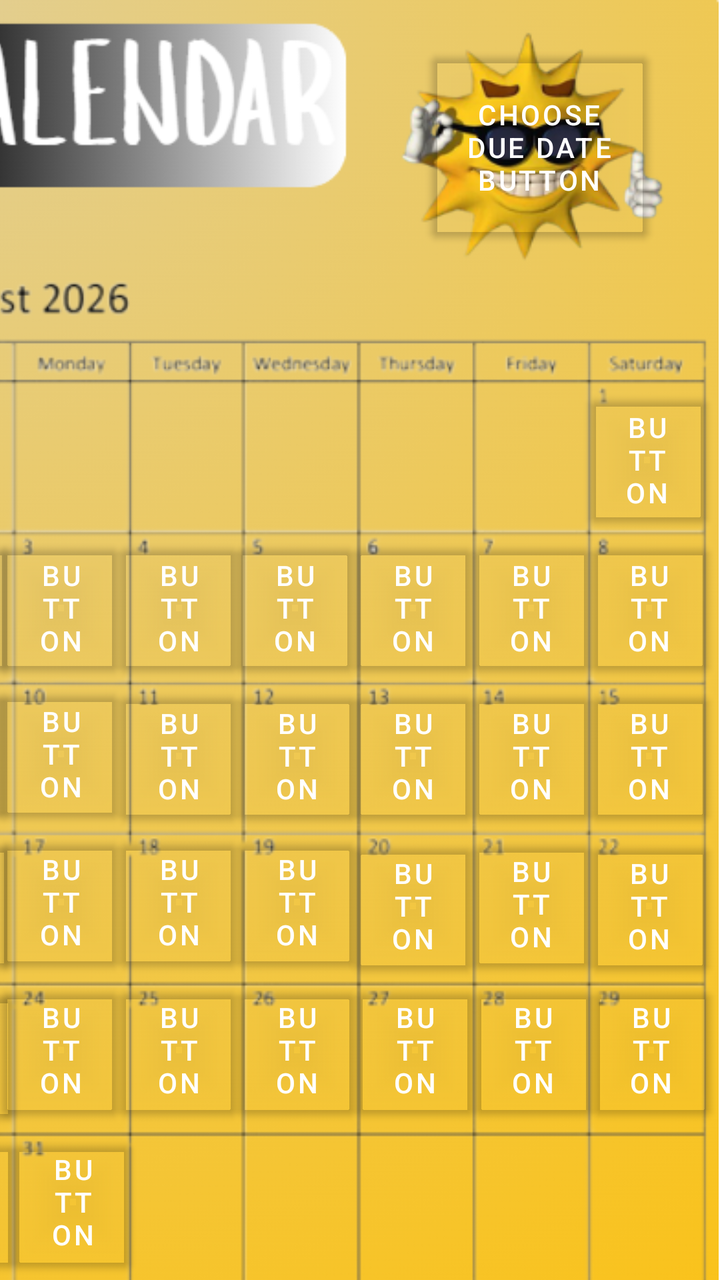
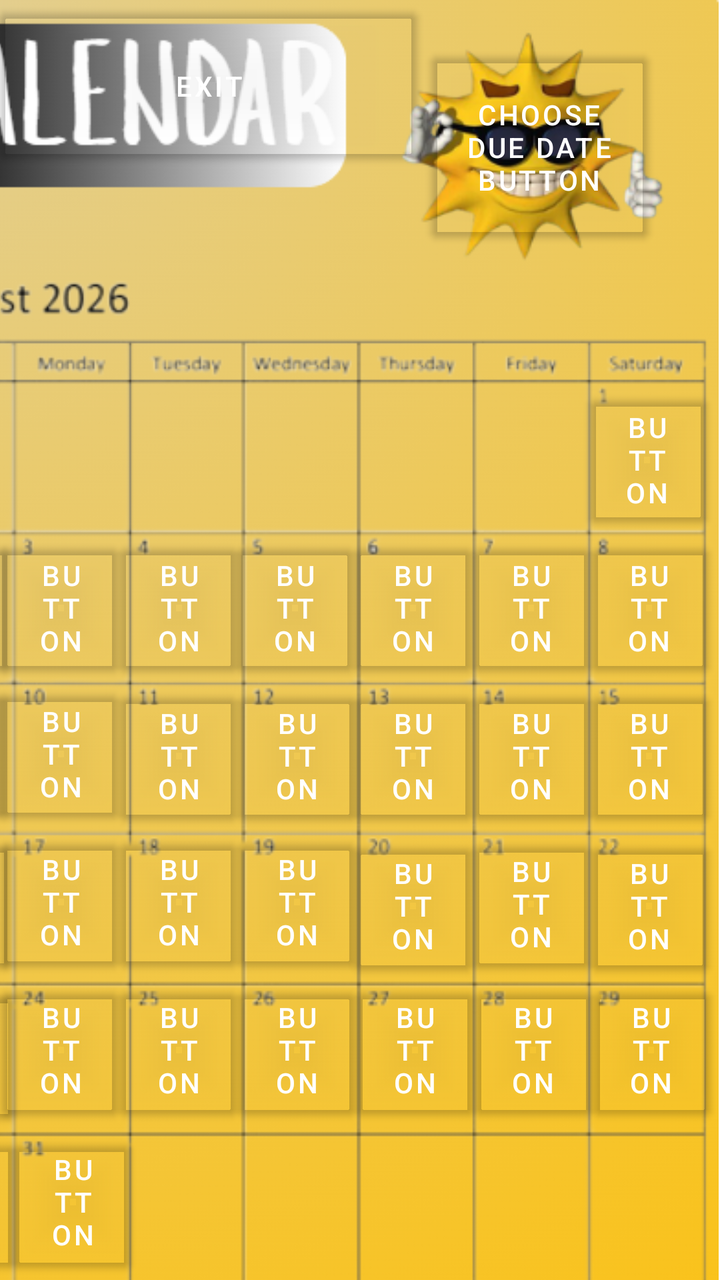

Compare the two renders of this Android layout. The source of the first and the diff that turns it into the second are given below.
<!-- AndroidManifest.xml: application theme Theme._6buzzer -->
<!-- res/layout/activity_dav.xml -->
<?xml version="1.0" encoding="utf-8"?>
<androidx.constraintlayout.widget.ConstraintLayout xmlns:android="http://schemas.android.com/apk/res/android"
    xmlns:app="http://schemas.android.com/apk/res-auto"
    xmlns:tools="http://schemas.android.com/tools"
    android:id="@+id/main"
    android:layout_width="match_parent"
    android:layout_height="match_parent"
    tools:context=".Test.dav">

    <ImageView
        android:id="@+id/imageView7"
        android:layout_width="416dp"
        android:layout_height="735dp"
        app:layout_constraintEnd_toEndOf="parent"
        app:layout_constraintTop_toTopOf="parent"
        app:srcCompat="@drawable/_840951165_2501849846960874_5655598463162037192_n" />

    <Button
        android:id="@+id/button16"
        android:layout_width="59dp"
        android:layout_height="74dp"
        android:layout_marginTop="193dp"
        android:layout_marginEnd="7dp"
        android:backgroundTint="#00FFFFFF"
        android:text="Button"
        app:layout_constraintEnd_toEndOf="parent"
        app:layout_constraintTop_toTopOf="parent" />

    <Button
        android:id="@+id/button17"
        android:layout_width="59dp"
        android:layout_height="74dp"
        android:layout_marginTop="267dp"
        android:layout_marginEnd="6dp"
        android:backgroundTint="#00FFFFFF"
        android:text="Button"
        app:layout_constraintEnd_toEndOf="parent"
        app:layout_constraintTop_toTopOf="parent" />

    <Button
        android:id="@+id/button18"
        android:layout_width="59dp"
        android:layout_height="74dp"
        android:layout_marginTop="267dp"
        android:layout_marginEnd="65dp"
        android:backgroundTint="#00FFFFFF"
        android:text="Button"
        app:layout_constraintEnd_toEndOf="parent"
        app:layout_constraintTop_toTopOf="parent" />

    <Button
        android:id="@+id/button22"
        android:layout_width="59dp"
        android:layout_height="74dp"
        android:layout_marginTop="267dp"
        android:layout_marginEnd="124dp"
        android:backgroundTint="#00FFFFFF"
        android:text="Button"
        app:layout_constraintEnd_toEndOf="parent"
        app:layout_constraintTop_toTopOf="parent" />

    <Button
        android:id="@+id/button23"
        android:layout_width="59dp"
        android:layout_height="74dp"
        android:layout_marginTop="267dp"
        android:layout_marginEnd="183dp"
        android:backgroundTint="#00FFFFFF"
        android:text="Button"
        app:layout_constraintEnd_toEndOf="parent"
        app:layout_constraintTop_toTopOf="parent" />

    <Button
        android:id="@+id/button24"
        android:layout_width="59dp"
        android:layout_height="74dp"
        android:layout_marginTop="267dp"
        android:layout_marginEnd="241dp"
        android:backgroundTint="#00FFFFFF"
        android:text="Button"
        app:layout_constraintEnd_toEndOf="parent"
        app:layout_constraintTop_toTopOf="parent" />

    <Button
        android:id="@+id/button25"
        android:layout_width="59dp"
        android:layout_height="74dp"
        android:layout_marginTop="267dp"
        android:layout_marginEnd="300dp"
        android:backgroundTint="#00FFFFFF"
        android:text="Button"
        app:layout_constraintEnd_toEndOf="parent"
        app:layout_constraintTop_toTopOf="parent" />

    <Button
        android:id="@+id/button26"
        android:layout_width="59dp"
        android:layout_height="74dp"
        android:layout_marginTop="267dp"
        android:layout_marginEnd="355dp"
        android:backgroundTint="#00FFFFFF"
        android:text="Button"
        app:layout_constraintEnd_toEndOf="parent"
        app:layout_constraintTop_toTopOf="parent" />

    <Button
        android:id="@+id/button27"
        android:layout_width="59dp"
        android:layout_height="74dp"
        android:layout_marginTop="340dp"
        android:layout_marginEnd="356dp"
        android:backgroundTint="#00FFFFFF"
        android:text="Button"
        app:layout_constraintEnd_toEndOf="parent"
        app:layout_constraintTop_toTopOf="parent" />

    <Button
        android:id="@+id/button28"
        android:layout_width="59dp"
        android:layout_height="74dp"
        android:layout_marginTop="340dp"
        android:layout_marginEnd="300dp"
        android:backgroundTint="#00FFFFFF"
        android:text="Button"
        app:layout_constraintEnd_toEndOf="parent"
        app:layout_constraintTop_toTopOf="parent" />

    <Button
        android:id="@+id/button29"
        android:layout_width="59dp"
        android:layout_height="74dp"
        android:layout_marginTop="341dp"
        android:layout_marginEnd="241dp"
        android:backgroundTint="#00FFFFFF"
        android:text="Button"
        app:layout_constraintEnd_toEndOf="parent"
        app:layout_constraintTop_toTopOf="parent" />

    <Button
        android:id="@+id/button30"
        android:layout_width="59dp"
        android:layout_height="74dp"
        android:layout_marginTop="341dp"
        android:layout_marginEnd="182dp"
        android:backgroundTint="#00FFFFFF"
        android:text="Button"
        app:layout_constraintEnd_toEndOf="parent"
        app:layout_constraintTop_toTopOf="parent" />

    <Button
        android:id="@+id/button31"
        android:layout_width="59dp"
        android:layout_height="74dp"
        android:layout_marginTop="341dp"
        android:layout_marginEnd="124dp"
        android:backgroundTint="#00FFFFFF"
        android:text="Button"
        app:layout_constraintEnd_toEndOf="parent"
        app:layout_constraintTop_toTopOf="parent" />

    <Button
        android:id="@+id/button32"
        android:layout_width="59dp"
        android:layout_height="74dp"
        android:layout_marginTop="341dp"
        android:layout_marginEnd="65dp"
        android:backgroundTint="#00FFFFFF"
        android:text="Button"
        app:layout_constraintEnd_toEndOf="parent"
        app:layout_constraintTop_toTopOf="parent" />

    <Button
        android:id="@+id/button33"
        android:layout_width="59dp"
        android:layout_height="74dp"
        android:layout_marginTop="341dp"
        android:layout_marginEnd="6dp"
        android:backgroundTint="#00FFFFFF"
        android:text="Button"
        app:layout_constraintEnd_toEndOf="parent"
        app:layout_constraintTop_toTopOf="parent" />

    <Button
        android:id="@+id/button34"
        android:layout_width="59dp"
        android:layout_height="74dp"
        android:layout_marginTop="415dp"
        android:layout_marginEnd="354dp"
        android:backgroundTint="#00FFFFFF"
        android:text="Button"
        app:layout_constraintEnd_toEndOf="parent"
        app:layout_constraintTop_toTopOf="parent" />

    <Button
        android:id="@+id/button35"
        android:layout_width="59dp"
        android:layout_height="74dp"
        android:layout_marginTop="414dp"
        android:layout_marginEnd="300dp"
        android:backgroundTint="#00FFFFFF"
        android:text="Button"
        app:layout_constraintEnd_toEndOf="parent"
        app:layout_constraintTop_toTopOf="parent" />

    <Button
        android:id="@+id/button40"
        android:layout_width="59dp"
        android:layout_height="74dp"
        android:layout_marginTop="414dp"
        android:layout_marginEnd="241dp"
        android:backgroundTint="#00FFFFFF"
        android:text="Button"
        app:layout_constraintEnd_toEndOf="parent"
        app:layout_constraintTop_toTopOf="parent" />

    <Button
        android:id="@+id/button41"
        android:layout_width="59dp"
        android:layout_height="74dp"
        android:layout_marginTop="414dp"
        android:layout_marginEnd="182dp"
        android:backgroundTint="#00FFFFFF"
        android:text="Button"
        app:layout_constraintEnd_toEndOf="parent"
        app:layout_constraintTop_toTopOf="parent" />

    <Button
        android:id="@+id/button42"
        android:layout_width="59dp"
        android:layout_height="74dp"
        android:layout_marginTop="416dp"
        android:layout_marginEnd="124dp"
        android:backgroundTint="#00FFFFFF"
        android:text="Button"
        app:layout_constraintEnd_toEndOf="parent"
        app:layout_constraintTop_toTopOf="parent" />

    <Button
        android:id="@+id/button43"
        android:layout_width="59dp"
        android:layout_height="74dp"
        android:layout_marginTop="415dp"
        android:layout_marginEnd="65dp"
        android:backgroundTint="#00FFFFFF"
        android:text="Button"
        app:layout_constraintEnd_toEndOf="parent"
        app:layout_constraintTop_toTopOf="parent" />

    <Button
        android:id="@+id/button44"
        android:layout_width="59dp"
        android:layout_height="74dp"
        android:layout_marginTop="416dp"
        android:layout_marginEnd="6dp"
        android:backgroundTint="#00FFFFFF"
        android:text="Button"
        app:layout_constraintEnd_toEndOf="parent"
        app:layout_constraintTop_toTopOf="parent" />

    <Button
        android:id="@+id/button45"
        android:layout_width="59dp"
        android:layout_height="74dp"
        android:layout_marginTop="490dp"
        android:layout_marginEnd="352dp"
        android:backgroundTint="#00FFFFFF"
        android:text="Button"
        app:layout_constraintEnd_toEndOf="parent"
        app:layout_constraintTop_toTopOf="parent" />

    <Button
        android:id="@+id/button46"
        android:layout_width="59dp"
        android:layout_height="74dp"
        android:layout_marginTop="488dp"
        android:layout_marginEnd="300dp"
        android:backgroundTint="#00FFFFFF"
        android:text="Button"
        app:layout_constraintEnd_toEndOf="parent"
        app:layout_constraintTop_toTopOf="parent" />

    <Button
        android:id="@+id/button47"
        android:layout_width="59dp"
        android:layout_height="74dp"
        android:layout_marginTop="488dp"
        android:layout_marginEnd="241dp"
        android:backgroundTint="#00FFFFFF"
        android:text="Button"
        app:layout_constraintEnd_toEndOf="parent"
        app:layout_constraintTop_toTopOf="parent" />

    <Button
        android:id="@+id/button48"
        android:layout_width="59dp"
        android:layout_height="74dp"
        android:layout_marginTop="488dp"
        android:layout_marginEnd="182dp"
        android:backgroundTint="#00FFFFFF"
        android:text="Button"
        app:layout_constraintEnd_toEndOf="parent"
        app:layout_constraintTop_toTopOf="parent" />

    <Button
        android:id="@+id/button49"
        android:layout_width="59dp"
        android:layout_height="74dp"
        android:layout_marginTop="488dp"
        android:layout_marginEnd="123dp"
        android:backgroundTint="#00FFFFFF"
        android:text="Button"
        app:layout_constraintEnd_toEndOf="parent"
        app:layout_constraintTop_toTopOf="parent" />

    <Button
        android:id="@+id/button50"
        android:layout_width="59dp"
        android:layout_height="74dp"
        android:layout_marginTop="488dp"
        android:layout_marginEnd="64dp"
        android:backgroundTint="#00FFFFFF"
        android:text="Button"
        app:layout_constraintEnd_toEndOf="parent"
        app:layout_constraintTop_toTopOf="parent" />

    <Button
        android:id="@+id/button51"
        android:layout_width="59dp"
        android:layout_height="74dp"
        android:layout_marginTop="488dp"
        android:layout_marginEnd="5dp"
        android:backgroundTint="#00FFFFFF"
        android:text="Button"
        app:layout_constraintEnd_toEndOf="parent"
        app:layout_constraintTop_toTopOf="parent" />

    <Button
        android:id="@+id/button52"
        android:layout_width="59dp"
        android:layout_height="74dp"
        android:layout_marginTop="564dp"
        android:layout_marginEnd="352dp"
        android:backgroundTint="#00FFFFFF"
        android:text="Button"
        app:layout_constraintEnd_toEndOf="parent"
        app:layout_constraintTop_toTopOf="parent" />

    <Button
        android:id="@+id/button53"
        android:layout_width="59dp"
        android:layout_height="74dp"
        android:layout_marginTop="564dp"
        android:layout_marginEnd="294dp"
        android:backgroundTint="#00FFFFFF"
        android:text="Button"
        app:layout_constraintEnd_toEndOf="parent"
        app:layout_constraintTop_toTopOf="parent" />

    <Button
        android:id="@+id/button54"
        android:layout_width="109dp"
        android:layout_height="103dp"
        android:layout_marginTop="22dp"
        android:layout_marginEnd="36dp"
        android:backgroundTint="#00FFFFFF"
        android:text="choose due date button"
        app:layout_constraintEnd_toEndOf="parent"
        app:layout_constraintTop_toTopOf="parent" />

</androidx.constraintlayout.widget.ConstraintLayout>
<!-- resources referenced by this layout -->
<resources>
  <!-- drawable _840951165_2501849846960874_5655598463162037192_n: png bitmap (drawable-xhdpi, 206605 bytes) -->
  <style name="Theme._6buzzer" parent="Theme.MaterialComponents.DayNight.DarkActionBar">
          
          <item name="colorPrimary">@color/purple_500</item>
          <item name="colorPrimaryVariant">@color/purple_700</item>
          <item name="colorOnPrimary">@color/white</item>
          
          <item name="colorSecondary">@color/teal_200</item>
          <item name="colorSecondaryVariant">@color/teal_700</item>
          <item name="colorOnSecondary">@color/black</item>
          
          <item name="android:statusBarColor">?attr/colorPrimaryVariant</item>
          
      </style>
  <color name="purple_500">#FF6200EE</color>
  <color name="purple_700">#FF3700B3</color>
  <color name="white">#FFFFFFFF</color>
  <color name="teal_200">#FF03DAC5</color>
  <color name="teal_700">#FF018786</color>
  <color name="black">#FF000000</color>
</resources>

<!-- the commit's change to res/layout/activity_dav.xml (unified diff, before → after) -->
@@ -367,4 +367,13 @@
         app:layout_constraintEnd_toEndOf="parent"
         app:layout_constraintTop_toTopOf="parent" />
 
+    <Button
+        android:id="@+id/button55"
+        android:layout_width="209dp"
+        android:layout_height="86dp"
+        android:backgroundTint="#00FFFFFF"
+        android:text="exit"
+        tools:layout_editor_absoluteX="9dp"
+        tools:layout_editor_absoluteY="9dp" />
+
 </androidx.constraintlayout.widget.ConstraintLayout>
